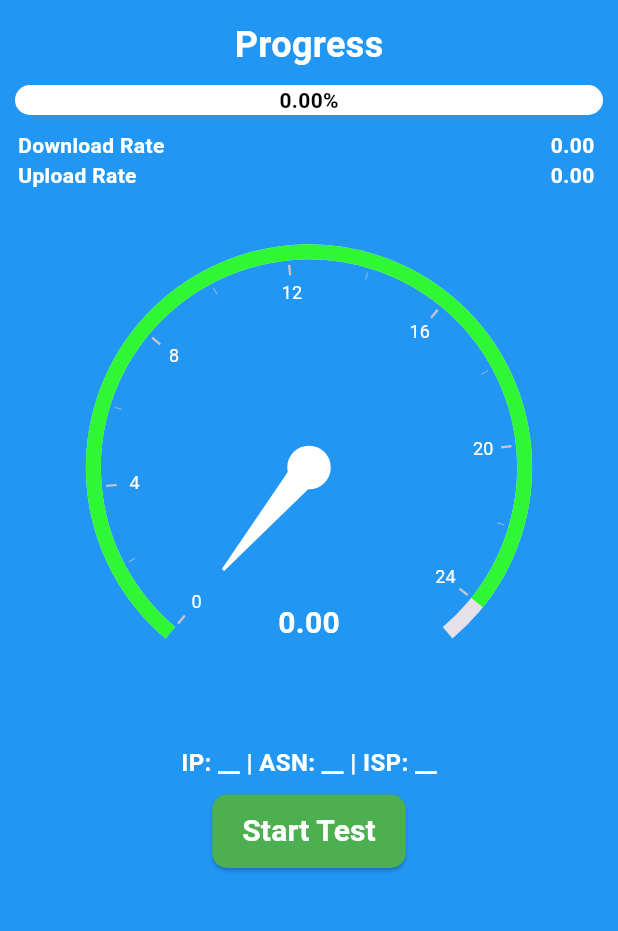
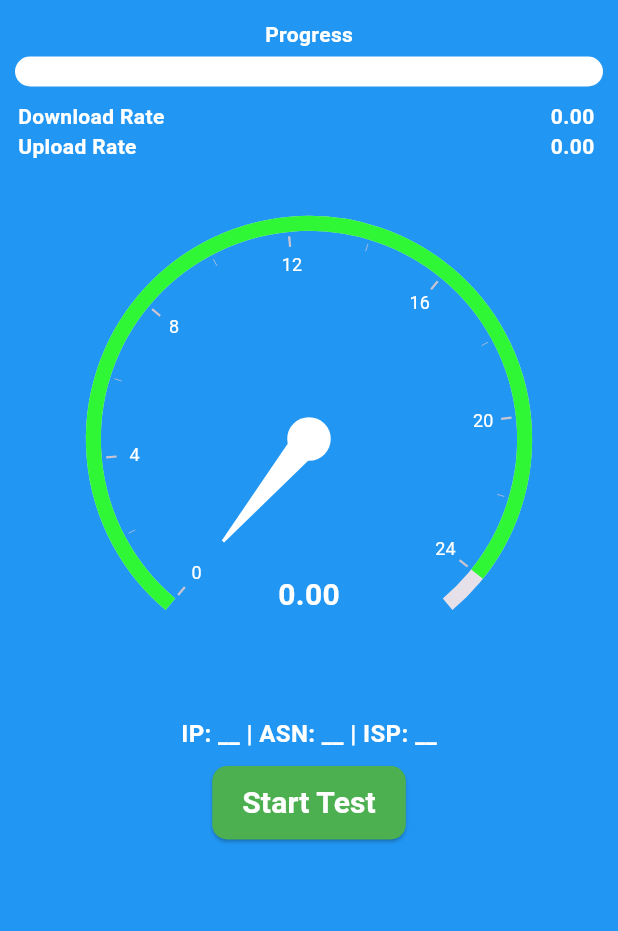
Before and after one commit to erolsarica/flutter_speedtest, a Flutter app: the SpeedTestPage screen opened directly, on a phone screen of 412 x 824 dp, the part 65-996 px from its top. Run offline on Flutter 3.47's test engine with Material 3 defaults, Android fonts, the phone set to English and light mode, and no system bars; drawn by our look-alikes of percent_indicator, syncfusion_flutter_gauges; missing offline and left inert: flutter_internet_speed_test.

Commit message:
progress error fixed

```diff
--- a/lib/homepage.dart
+++ b/lib/homepage.dart
@@ -40,11 +40,11 @@ class _SpeedTestPageState extends State<SpeedTestPage> {
               'Progress',
               style: TextStyle(
                 color: Colors.white,
-                fontSize: 24,
+                fontSize: 14,
                 fontWeight: FontWeight.bold,
               ),
             ),
-            const SizedBox(height: 10),
+            const SizedBox(height: 5),
             LinearPercentIndicator(
               percent: showProgress / 100.0,
               lineHeight: 20,
@@ -52,8 +52,8 @@ class _SpeedTestPageState extends State<SpeedTestPage> {
               progressColor: Colors.green,
               barRadius: const Radius.circular(10),
               center: Text(
-                '${(showProgress * 100).toStringAsFixed(2)}%',
-                style: const TextStyle(color: Colors.black, fontSize: 14, fontWeight: FontWeight.bold),
+                '${(showProgress).toStringAsFixed(2)}%',
+                style: const TextStyle(color: Colors.white, fontSize: 14, fontWeight: FontWeight.bold),
               ),
             ),
             const SizedBox(height: 10),
```
